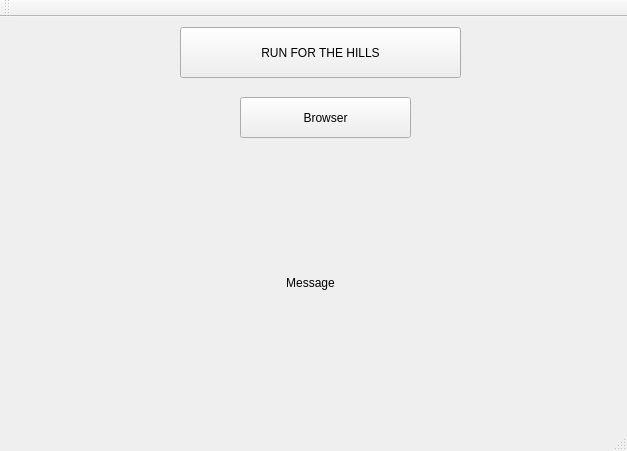
Qt form GridFace/GridFace/gridface.ui (pardalhan/Exjobb) before a commit.
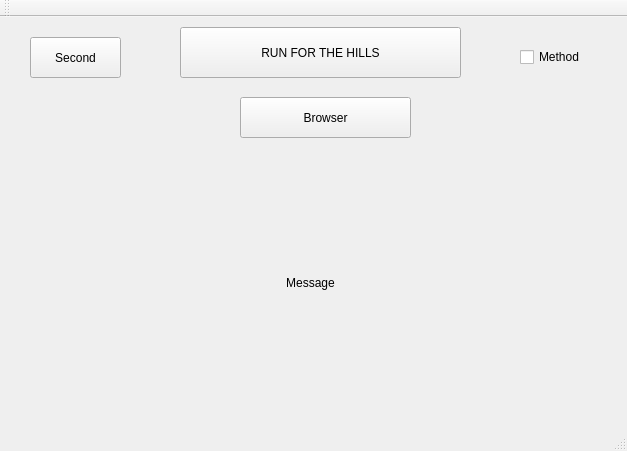
The same form after that commit.

Patch:
```diff
--- a/GridFace/GridFace/gridface.ui
+++ b/GridFace/GridFace/gridface.ui
@@ -56,6 +56,32 @@
      <string>Browser</string>
     </property>
    </widget>
+   <widget class="QPushButton" name="btn_second">
+    <property name="geometry">
+     <rect>
+      <x>30</x>
+      <y>20</y>
+      <width>91</width>
+      <height>41</height>
+     </rect>
+    </property>
+    <property name="text">
+     <string>Second</string>
+    </property>
+   </widget>
+   <widget class="QCheckBox" name="ch_method">
+    <property name="geometry">
+     <rect>
+      <x>520</x>
+      <y>30</y>
+      <width>81</width>
+      <height>20</height>
+     </rect>
+    </property>
+    <property name="text">
+     <string>Method</string>
+    </property>
+   </widget>
   </widget>
   <widget class="QMenuBar" name="menuBar">
    <property name="geometry">
```
Left out of the diff: 2 changed lines with no effect on the pictures.
